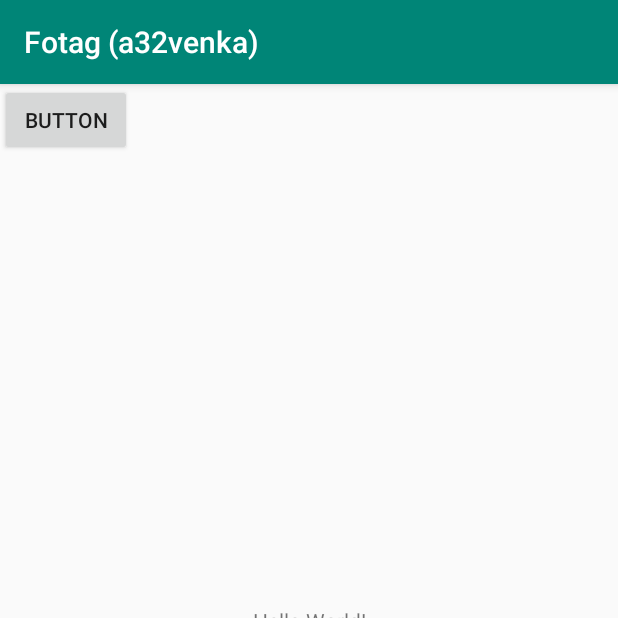
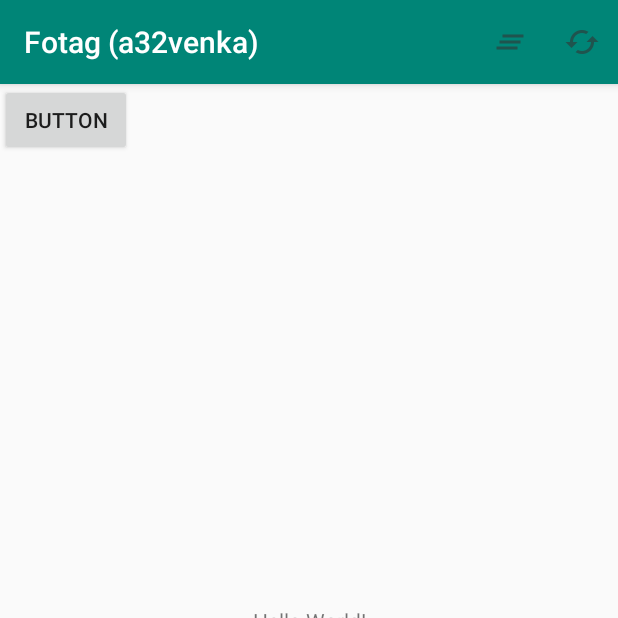
Before and after one commit to XxAdi101xX/User-Interfaces, an Android app: the screen it shows after launch (MainActivity), on a phone screen of 412 x 824 dp, the top half of it. Run offline under Robolectric (Android 15) with nearby library versions, the phone set to English and light mode, and no system bars.

Commit message:
added reload and clear options onto the toolbar

```diff
--- a/assignments/a4/app/src/main/java/com/example/a32venka/fotaga32venka/MainActivity.java
+++ b/assignments/a4/app/src/main/java/com/example/a32venka/fotaga32venka/MainActivity.java
@@ -3,6 +3,8 @@
 import android.content.Intent;
 import android.support.v7.app.AppCompatActivity;
 import android.os.Bundle;
+import android.view.Menu;
+import android.view.MenuItem;
 import android.view.View;
 import android.widget.RadioGroup;
 
@@ -14,6 +16,35 @@
         setContentView(R.layout.activity_main);
     }
 
+    @Override
+    public boolean onCreateOptionsMenu(Menu menu) {
+        // Inflate the menu; this adds items to the action bar if it is present.
+        getMenuInflater().inflate(R.menu.main, menu);
+        return true;
+    }
+
+    @Override
+    public boolean onOptionsItemSelected(MenuItem item) {
+        // Handle action bar item clicks here. The action bar will
+        // automatically handle clicks on the Home/Up button, so long
+        // as you specify a parent activity in AndroidManifest.xml.
+        int id = item.getItemId();
+
+        //noinspection SimplifiableIfStatement
+        if (id == R.id.action_item_clear) {
+
+            // Do something
+            return true;
+        }
+        if (id == R.id.action_item_reload) {
+
+            // Do something
+            return true;
+        }
+
+        return super.onOptionsItemSelected(item);
+    }
+
     public void goNextPage(View view){
         Intent intent = new Intent(this, PictureActivity.class);
 //        intent.putExtra("version", version);
--- /dev/null
+++ b/assignments/a4/app/src/main/res/menu/main.xml
@@ -0,0 +1,15 @@
+<?xml version="1.0" encoding="utf-8"?>
+<menu xmlns:android="http://schemas.android.com/apk/res/android"
+    xmlns:app="http://schemas.android.com/apk/res-auto">
+    <item
+        android:id="@+id/action_item_clear"
+        android:title="Clear"
+        android:icon="@drawable/ic_action_clear"
+        app:showAsAction="always" />
+
+    <item
+        android:id="@+id/action_item_reload"
+        android:title="Reload"
+        android:icon="@drawable/ic_action_reload"
+        app:showAsAction="always" />
+</menu>
```
Also changed, not shown: assignments/a4/app/src/main/res/drawable-hdpi/ic_action_clear.png (added), assignments/a4/app/src/main/res/drawable-hdpi/ic_action_reload.png (added), assignments/a4/app/src/main/res/drawable-mdpi/ic_action_clear.png (added), assignments/a4/app/src/main/res/drawable-mdpi/ic_action_reload.png (added), assignments/a4/app/src/main/res/drawable-xhdpi/ic_action_clear.png (added), assignments/a4/app/src/main/res/drawable-xhdpi/ic_action_reload.png (added), assignments/a4/app/src/main/res/drawable-xxhdpi/ic_action_clear.png (added), assignments/a4/app/src/main/res/drawable-xxhdpi/ic_action_reload.png (added), assignments/a4/app/src/main/res/drawable-xxxhdpi/ic_action_clear.png (added), assignments/a4/app/src/main/res/drawable-xxxhdpi/ic_action_reload.png (added).
